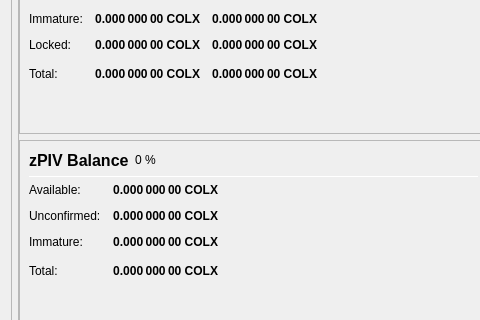
Old version of the form src/qt/forms/overviewpage.ui in the repository cmaliwal/ColossusCoinXT; both pictures show x 0 to 480 and y 438 to 758 of the 978 by 841 pixel window.
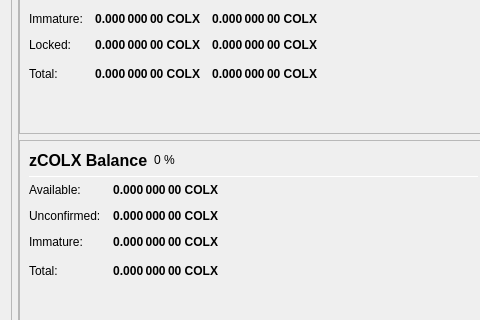
New version of the form.

Commit message: renaming => zCOLX + some zc tx logs

The edit to the form file:
```diff
--- a/src/qt/forms/overviewpage.ui
+++ b/src/qt/forms/overviewpage.ui
@@ -854,8 +854,7 @@
                           </font>
                          </property>
                          <property name="text">
-                          <!-- DRAGAN: zPIV => ? -->
-                          <string>zPIV Balance</string>
+                          <string>zCOLX Balance</string>
                          </property>
                         </widget>
                        </item>
```
Left out of the diff: 18 changed lines with no effect on the pictures. The commit also changes 22 other files.
